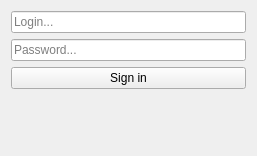
Anna-a-a/RecipeBook, file interface.ui: the form before one commit.
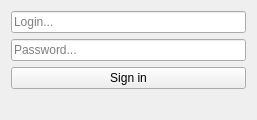
The form after the commit.

```diff
--- a/interface.ui
+++ b/interface.ui
@@ -7,7 +7,7 @@
     <x>0</x>
     <y>0</y>
     <width>257</width>
-    <height>156</height>
+    <height>120</height>
    </rect>
   </property>
   <property name="windowTitle">
```
